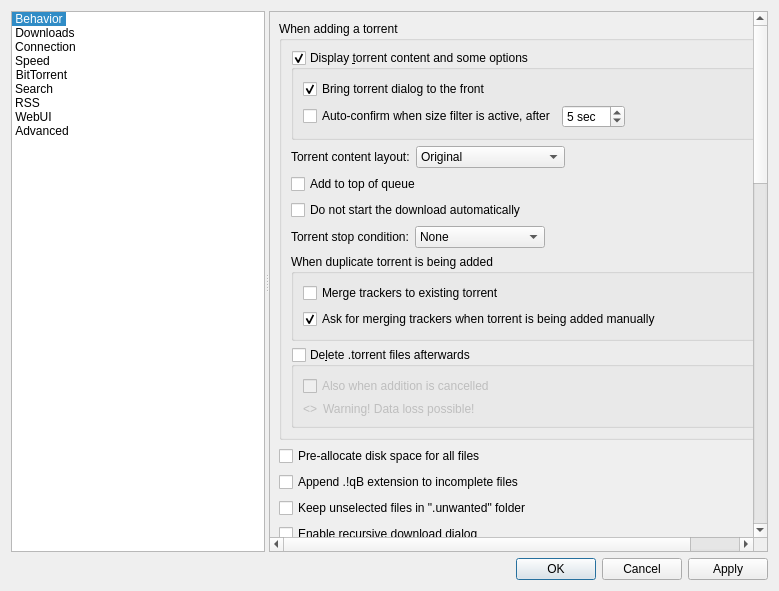
Old version of the form src/gui/optionsdialog.ui in the repository bjiyoung/qbittorrent-custom.
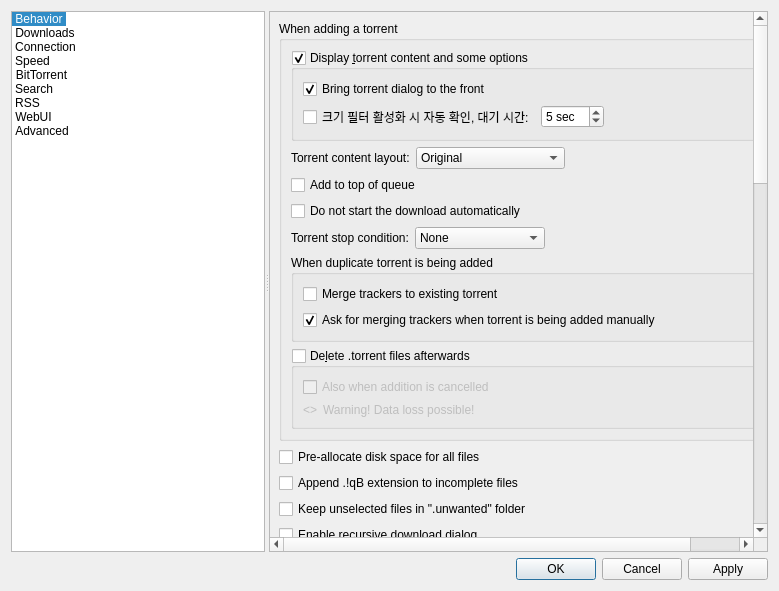
New version of the form. The open tabs and pages were chosen to show the change. Custom widgets are drawn as their Qt base class.

```diff
--- a/src/gui/optionsdialog.ui
+++ b/src/gui/optionsdialog.ui
@@ -911,7 +911,7 @@
                     <item>
                      <widget class="QCheckBox" name="checkAutoConfirmSizeFilter">
                       <property name="text">
-                       <string>Auto-confirm when size filter is active, after</string>
+                       <string>크기 필터 활성화 시 자동 확인, 대기 시간:</string>
                       </property>
                      </widget>
                     </item>
```
